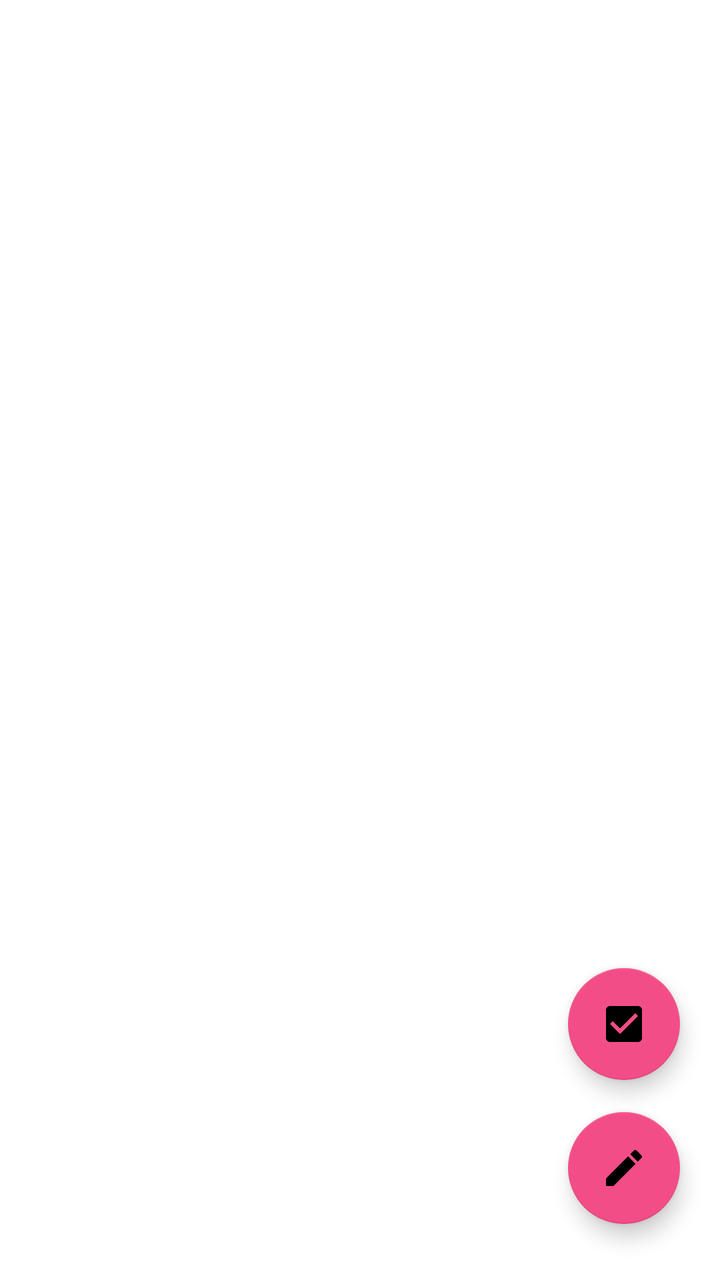
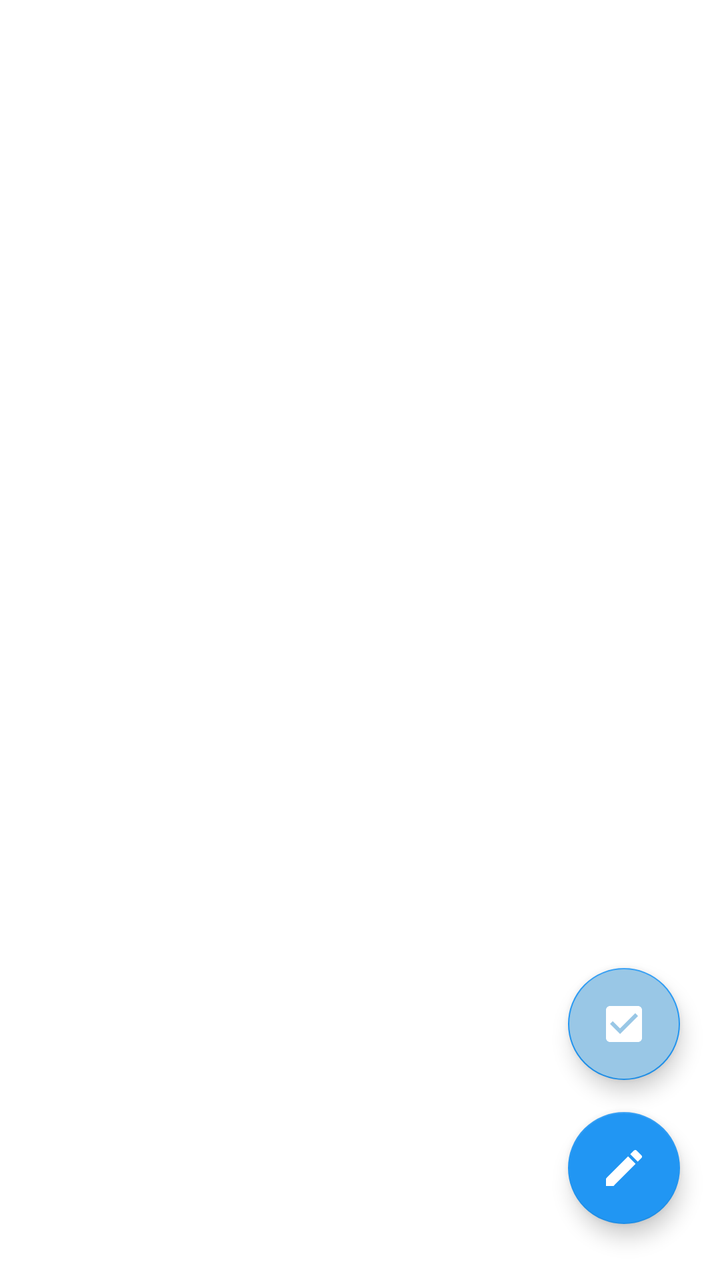

Screens rendered from an Android XML layout before and after an edit, with the pre-edit source and the edit as a unified diff.
<!-- AndroidManifest.xml: application theme Theme.NoteApp -->
<!-- res/layout/fragment_home.xml -->
<?xml version="1.0" encoding="utf-8"?>
<layout
    xmlns:android="http://schemas.android.com/apk/res/android"
    xmlns:tools="http://schemas.android.com/tools"
    xmlns:app="http://schemas.android.com/apk/res-auto">

    <androidx.constraintlayout.widget.ConstraintLayout
        android:layout_width="match_parent"
        android:layout_height="match_parent"
        tools:context=".HomeFragment">


        <com.google.android.material.floatingactionbutton.FloatingActionButton
            android:id="@+id/checkBoxFab"
            android:layout_width="wrap_content"
            android:layout_height="wrap_content"
            android:layout_marginEnd="20dp"
            android:layout_marginBottom="100dp"
            android:backgroundTint="@color/pink"
            android:contentDescription="Check"
            android:tint="@color/white"
            app:layout_constraintBottom_toBottomOf="parent"
            app:layout_constraintEnd_toEndOf="parent"
            app:srcCompat="@drawable/baseline_check_box_24" />


        
        <com.google.android.material.floatingactionbutton.FloatingActionButton
            android:id="@+id/addNoteFab"
            android:layout_width="wrap_content"
            android:layout_height="wrap_content"
            android:layout_marginEnd="20dp"
            android:layout_marginBottom="28dp"
            android:backgroundTint="@color/pink"
            android:clickable="true"
            android:contentDescription="Add note"
            android:tint="@color/white"
            app:layout_constraintBottom_toBottomOf="parent"
            app:layout_constraintEnd_toEndOf="parent"
            app:srcCompat="@drawable/baseline_add_24" />

        
        <androidx.recyclerview.widget.RecyclerView
            android:id="@+id/homeRecyclerView"
            android:layout_width="0dp"
            android:layout_height="0dp"
            android:visibility="gone"
            app:layout_constraintTop_toTopOf="parent"
            app:layout_constraintBottom_toBottomOf="parent"
            app:layout_constraintStart_toStartOf="parent"
            app:layout_constraintEnd_toEndOf="parent"
            android:layout_margin="16dp" />


        <ImageView
            android:id="@+id/emptyNotesImage"
            android:layout_width="match_parent"
            android:layout_height="match_parent"
            android:visibility="gone"
            android:src="@drawable/emptybkg"
            app:layout_constraintTop_toTopOf="parent"
            app:layout_constraintBottom_toBottomOf="parent"
            app:layout_constraintStart_toStartOf="parent"
            app:layout_constraintEnd_toEndOf="parent" />

    </androidx.constraintlayout.widget.ConstraintLayout>
</layout>
<!-- resources referenced by this layout -->
<resources>
  <color name="pink">#F24D87</color>
  <color name="white">#FFFFFFFF</color>
  <!-- drawable baseline_add_24 (drawable) -->
  <vector xmlns:android="http://schemas.android.com/apk/res/android" android:height="24dp" android:tint="#FFFFFF" android:viewportHeight="24" android:viewportWidth="24" android:width="24dp">
        
      <path android:fillColor="@android:color/white" android:pathData="M3,17.25V21h3.75L17.81,9.94l-3.75,-3.75L3,17.25zM20.71,7.04c0.39,-0.39 0.39,-1.02 0,-1.41l-2.34,-2.34c-0.39,-0.39 -1.02,-0.39 -1.41,0l-1.83,1.83 3.75,3.75 1.83,-1.83z"/>
      
  </vector>
  <!-- drawable baseline_check_box_24 (drawable) -->
  <vector xmlns:android="http://schemas.android.com/apk/res/android" android:height="24dp" android:tint="#FFFFFF" android:viewportHeight="24" android:viewportWidth="24" android:width="24dp">
        
      <path android:fillColor="@android:color/white" android:pathData="M19,3L5,3c-1.11,0 -2,0.9 -2,2v14c0,1.1 0.89,2 2,2h14c1.11,0 2,-0.9 2,-2L21,5c0,-1.1 -0.89,-2 -2,-2zM10,17l-5,-5 1.41,-1.41L10,14.17l7.59,-7.59L19,8l-9,9z"/>
      
  </vector>
  <!-- drawable emptybkg: png bitmap (drawable, 51801 bytes) -->
  <style name="Theme.NoteApp" parent="Base.Theme.NoteApp" />
  <style name="Base.Theme.NoteApp" parent="Theme.MaterialComponents.DayNight.DarkActionBar">
          
          <item name="colorPrimary">#A9A8A8</item>
          <item name="colorPrimaryVariant">@color/pink</item>
          <item name="colorOnPrimary">@color/white</item>
          
          <item name="colorSecondary">@color/pink</item>
          <item name="colorSecondaryVariant">@color/pink</item>
          <item name="colorOnSecondary">@color/black</item>
          
          <item name="android:statusBarColor">@color/gray</item>
          
      </style>
  <color name="black">#FF000000</color>
  <color name="gray">#A9A8A8</color>
</resources>

<!-- the commit's change to res/layout/fragment_home.xml (unified diff, before → after) -->
@@ -16,7 +16,7 @@
             android:layout_height="wrap_content"
             android:layout_marginEnd="20dp"
             android:layout_marginBottom="100dp"
-            android:backgroundTint="@color/pink"
+            android:backgroundTint="@color/light_blue"
             android:contentDescription="Check"
             android:tint="@color/white"
             app:layout_constraintBottom_toBottomOf="parent"
@@ -31,7 +31,7 @@
             android:layout_height="wrap_content"
             android:layout_marginEnd="20dp"
             android:layout_marginBottom="28dp"
-            android:backgroundTint="@color/pink"
+            android:backgroundTint="@color/blue"
             android:clickable="true"
             android:contentDescription="Add note"
             android:tint="@color/white"
<!-- resource entries referenced after the edit -->
@@ -1,6 +1,7 @@
 <!-- resources referenced by this layout -->
 <resources>
-  <color name="pink">#F24D87</color>
+  <color name="blue">#2196F3</color>
+  <color name="light_blue">#99C7E6</color>
   <color name="white">#FFFFFFFF</color>
   <!-- drawable baseline_add_24 (drawable) -->
   <vector xmlns:android="http://schemas.android.com/apk/res/android" android:height="24dp" android:tint="#FFFFFF" android:viewportHeight="24" android:viewportWidth="24" android:width="24dp">
@@ -18,18 +19,19 @@
   <style name="Theme.NoteApp" parent="Base.Theme.NoteApp" />
   <style name="Base.Theme.NoteApp" parent="Theme.MaterialComponents.DayNight.DarkActionBar">
           
-          <item name="colorPrimary">#A9A8A8</item>
-          <item name="colorPrimaryVariant">@color/pink</item>
-          <item name="colorOnPrimary">@color/white</item>
+          <item name="colorPrimary">@color/light_blue</item> 
+          <item name="colorPrimaryVariant">@color/blue</item>
+          <item name="colorOnPrimary">@color/black</item> 
           
-          <item name="colorSecondary">@color/pink</item>
-          <item name="colorSecondaryVariant">@color/pink</item>
-          <item name="colorOnSecondary">@color/black</item>
+          <item name="colorSecondary">@color/blue</item>
+          <item name="colorSecondaryVariant">@color/blue</item>
+          <item name="colorOnSecondary">@color/white</item>
           
-          <item name="android:statusBarColor">@color/gray</item>
+          <item name="android:statusBarColor">@color/light_blue</item>
+          
+          <item name="android:textColorPrimary">@color/black</item>
           
       </style>
   <color name="black">#FF000000</color>
-  <color name="gray">#A9A8A8</color>
 </resources>
 
